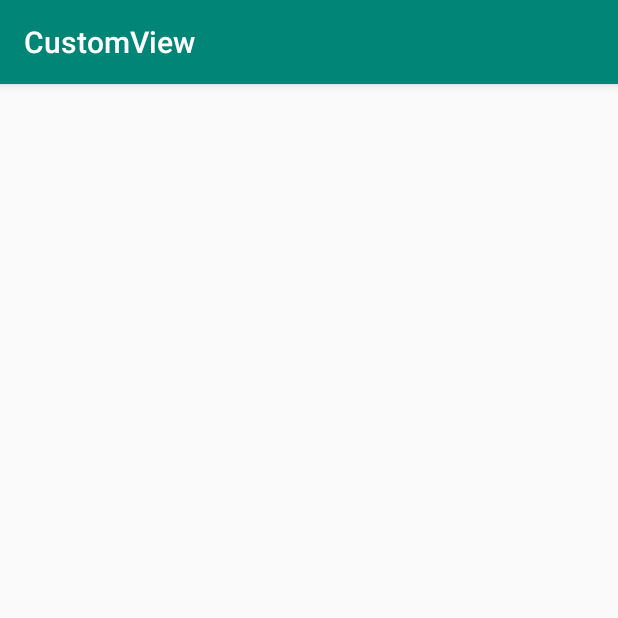
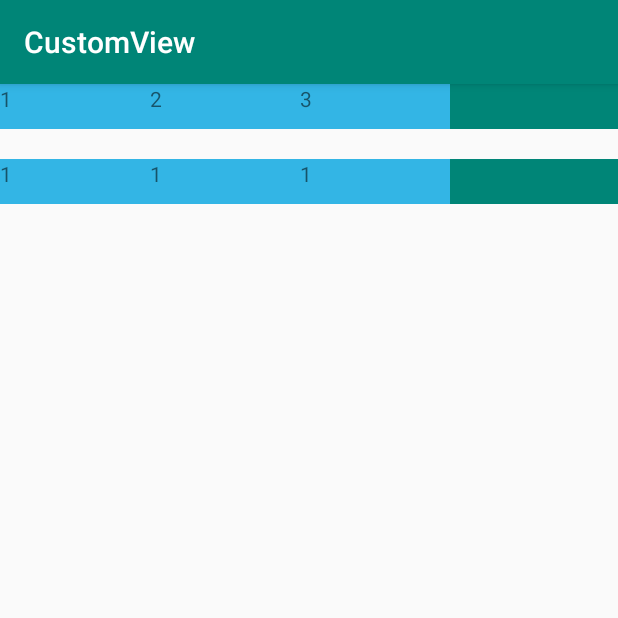
Before and after one commit to lixiaodong0/CustomView, an Android app: the CustomFlowLayoutActivity screen opened directly, with no data from a screen before it, on a phone screen of 412 x 824 dp, the top half of it. Run offline under Robolectric (Android 15) with nearby library versions, the phone set to English and light mode, and no system bars.

Commit message:
初始化项目

```diff
--- a/app/src/main/AndroidManifest.xml
+++ b/app/src/main/AndroidManifest.xml
@@ -9,7 +9,7 @@
         android:roundIcon="@mipmap/ic_launcher_round"
         android:supportsRtl="true"
         android:theme="@style/AppTheme">
-        <activity android:name=".flowlayout.FlowLayoutActivity">
+        <activity android:name=".flowlayout.CustomFlowLayoutActivity">
         </activity>
         <activity android:name=".linearlayout.CustomLinearLayoutActivity">
         </activity>
--- a/app/src/main/java/com/lixd/costom/view/MainActivity.java
+++ b/app/src/main/java/com/lixd/costom/view/MainActivity.java
@@ -5,6 +5,7 @@ import android.support.v7.app.AppCompatActivity;
 import android.os.Bundle;
 import android.view.View;
 
+import com.lixd.costom.view.flowlayout.CustomFlowLayoutActivity;
 import com.lixd.costom.view.linearlayout.CustomLinearLayoutActivity;
 
 public class MainActivity extends AppCompatActivity {
@@ -18,4 +19,8 @@ public class MainActivity extends AppCompatActivity {
     public void onCustomLinearLayout(View v) {
         startActivity(new Intent(this, CustomLinearLayoutActivity.class));
     }
+
+    public void onCustomFlowLayout(View v) {
+        startActivity(new Intent(this, CustomFlowLayoutActivity.class));
+    }
 }
--- a/app/src/main/java/com/lixd/costom/view/flowlayout/FlowLayoutActivity.java
+++ b/app/src/main/java/com/lixd/costom/view/flowlayout/CustomFlowLayoutActivity.java
@@ -5,7 +5,7 @@ import android.support.v7.app.AppCompatActivity;
 
 import com.lixd.costom.view.R;
 
-public class FlowLayoutActivity extends AppCompatActivity {
+public class CustomFlowLayoutActivity extends AppCompatActivity {
 
     @Override
     protected void onCreate(Bundle savedInstanceState) {
--- a/app/src/main/java/com/lixd/costom/view/flowlayout/FlowLayout.java
+++ b/app/src/main/java/com/lixd/costom/view/flowlayout/FlowLayout.java
@@ -2,6 +2,8 @@ package com.lixd.costom.view.flowlayout;
 
 import android.content.Context;
 import android.util.AttributeSet;
+import android.util.Log;
+import android.view.View;
 import android.view.ViewGroup;
 
 public class FlowLayout extends ViewGroup {
@@ -17,23 +19,122 @@ public class FlowLayout extends ViewGroup {
         super(context, attrs, defStyleAttr);
     }
 
+    //记录每行宽度
+    private int lineWidth;
+    //记录每行高度
+    private int lineHeight;
+    //FlowLayout总宽度
+    private int width;
+    //FlowLayout总高度
+    private int height;
+
     @Override
     protected void onMeasure(int widthMeasureSpec, int heightMeasureSpec) {
+        super.onMeasure(widthMeasureSpec, heightMeasureSpec);
         int measureWidth = MeasureSpec.getSize(widthMeasureSpec);
         int measureHeight = MeasureSpec.getSize(heightMeasureSpec);
         int measureWidthMode = MeasureSpec.getMode(widthMeasureSpec);
         int measureHeightMode = MeasureSpec.getMode(heightMeasureSpec);
 
-        int width = 0;
-        int height = 0;
+
+        height = 0;
+        width = 0;
+        lineWidth = 0;
+        lineHeight = 0;
+
+        int childCount = getChildCount();
+        for (int i = 0; i < childCount; i++) {
+            View child = getChildAt(i);
+            measureChild(child, widthMeasureSpec, heightMeasureSpec);
+
+            //获取子View的测量的宽高
+            int childWidth = child.getMeasuredWidth();
+            int childHeight = child.getMeasuredHeight();
+
+            //计算子View的margin值
+            MarginLayoutParams layoutParams = (MarginLayoutParams) child.getLayoutParams();
+            childWidth += layoutParams.leftMargin + layoutParams.rightMargin;
+            childHeight += layoutParams.topMargin + layoutParams.bottomMargin;
+
+
+            if (lineWidth + childWidth > measureWidth) {
+                //需要换行处理
+                height += lineHeight;
+                width = Math.max(lineWidth, childWidth);
+
+                lineHeight = childHeight;
+                lineWidth = childWidth;
+
+            } else {
+                //
+                lineWidth += childWidth;
+                //
+                lineHeight = Math.max(lineHeight, childHeight);
+            }
+
+            ////最后一行是不会超出width范围的，所以要单独处理
+            if (i == childCount - 1) {
+                width = Math.max(lineWidth, childWidth);
+                height += lineHeight;
+            }
+            Log.e("FlowLayout", "onMeasure_lineHeight=" + lineHeight + ",i=" + i);
+            Log.e("FlowLayout", "onMeasure_height=" + height);
+            Log.e("FlowLayout", "-------");
+        }
+        //        Log.e("FlowLayout", "onMeasure_height=" + height);
 
         setMeasuredDimension(measureWidthMode == MeasureSpec.EXACTLY ? measureWidth : width,
                 measureHeightMode == MeasureSpec.EXACTLY ? measureHeight : height);
-
     }
 
     @Override
     protected void onLayout(boolean changed, int l, int t, int r, int b) {
+        Log.e("FlowLayout", "onLayout_height=" + getMeasuredHeight());
+        int childCount = getChildCount();
+        int lineWidth = 0;
+        int lineHeight = 0;
+        int top = 0, left = 0;
+        for (int i = 0; i < childCount; i++) {
+            View child = getChildAt(i);
+            MarginLayoutParams lp = (MarginLayoutParams) child.getLayoutParams();
+            int childWidth = child.getMeasuredWidth() + lp.leftMargin + lp.rightMargin;
+            int childHeight = child.getMeasuredHeight() + lp.topMargin + lp.bottomMargin;
 
+            if (lineWidth + childWidth > getMeasuredWidth()) {
+                //换行
+                top += lineHeight;
+                left = 0;
+
+                //初始化
+                lineWidth = childWidth;
+                lineHeight = childHeight;
+            } else {
+                lineWidth += childWidth;
+                lineHeight = Math.max(lineHeight, childHeight);
+            }
+
+            int lc = left + lp.leftMargin;
+            int tc = top + lp.topMargin;
+            int rc = lc + child.getMeasuredWidth();
+            int bc = tc + child.getMeasuredHeight();
+            child.layout(lc, tc, rc, bc);
+
+            left += childWidth;
+        }
+    }
+
+    @Override
+    protected LayoutParams generateLayoutParams(LayoutParams p) {
+        return new MarginLayoutParams(p);
+    }
+
+    @Override
+    public LayoutParams generateLayoutParams(AttributeSet attrs) {
+        return new MarginLayoutParams(getContext(), attrs);
+    }
+
+    @Override
+    protected LayoutParams generateDefaultLayoutParams() {
+        return new MarginLayoutParams(LayoutParams.MATCH_PARENT, LayoutParams.MATCH_PARENT);
     }
 }
--- a/app/src/main/res/layout/activity_flow_layout.xml
+++ b/app/src/main/res/layout/activity_flow_layout.xml
@@ -1,10 +1,64 @@
 <?xml version="1.0" encoding="utf-8"?>
-<android.support.constraint.ConstraintLayout
+<LinearLayout
     xmlns:android="http://schemas.android.com/apk/res/android"
     xmlns:app="http://schemas.android.com/apk/res-auto"
     xmlns:tools="http://schemas.android.com/tools"
     android:layout_width="match_parent"
     android:layout_height="match_parent"
-    tools:context=".flowlayout.FlowLayoutActivity">
+    android:orientation="vertical"
+    tools:context=".flowlayout.CustomFlowLayoutActivity">
 
-</android.support.constraint.ConstraintLayout>
+
+    <com.lixd.costom.view.flowlayout.FlowLayout
+        android:layout_width="match_parent"
+        android:layout_height="wrap_content"
+        android:background="@color/colorPrimary">
+
+        <TextView
+            android:layout_width="100dp"
+            android:layout_height="30dp"
+            android:background="@android:color/holo_blue_light"
+            android:text="1"/>
+
+        <TextView
+            android:layout_width="100dp"
+            android:layout_height="30dp"
+            android:background="@android:color/holo_blue_light"
+            android:text="2"/>
+
+        <TextView
+            android:layout_width="100dp"
+            android:layout_height="30dp"
+            android:background="@android:color/holo_blue_light"
+            android:text="3"/>
+
+    </com.lixd.costom.view.flowlayout.FlowLayout>
+
+    <View
+        android:layout_width="match_parent"
+        android:layout_height="20dp"/>
+
+    <LinearLayout
+        android:layout_width="match_parent"
+        android:layout_height="wrap_content"
+        android:background="@color/colorPrimary">
+
+        <TextView
+            android:layout_width="100dp"
+            android:layout_height="30dp"
+            android:background="@android:color/holo_blue_light"
+            android:text="1"/>
+
+        <TextView
+            android:layout_width="100dp"
+            android:layout_height="30dp"
+            android:background="@android:color/holo_blue_light"
+            android:text="1"/>
+
+        <TextView
+            android:layout_width="100dp"
+            android:layout_height="30dp"
+            android:background="@android:color/holo_blue_light"
+            android:text="1"/>
+    </LinearLayout>
+</LinearLayout>
--- a/app/src/main/res/layout/activity_main.xml
+++ b/app/src/main/res/layout/activity_main.xml
@@ -15,4 +15,10 @@
         android:onClick="onCustomLinearLayout"
         android:textAllCaps="false"/>
 
+    <Button
+        android:layout_width="match_parent"
+        android:layout_height="wrap_content"
+        android:text="自定义FlowLayout"
+        android:onClick="onCustomFlowLayout"
+        android:textAllCaps="false"/>
 </LinearLayout>
```
